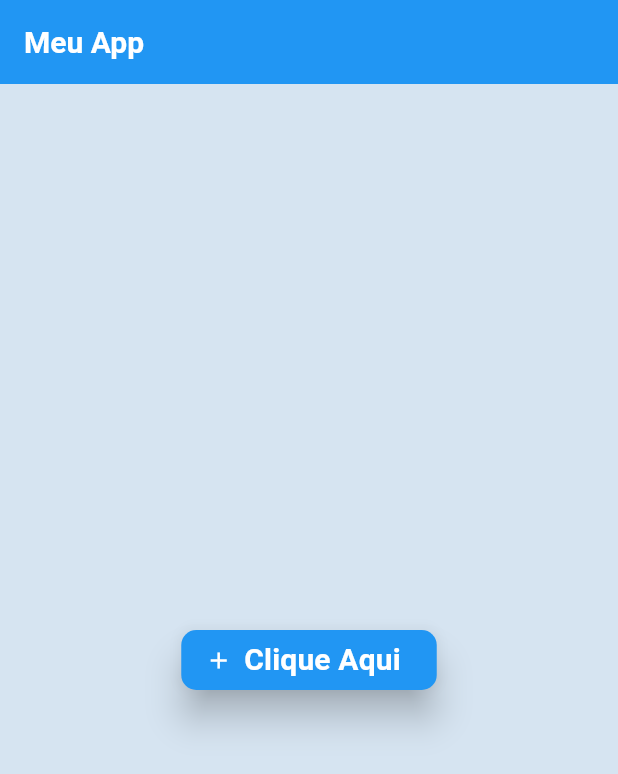
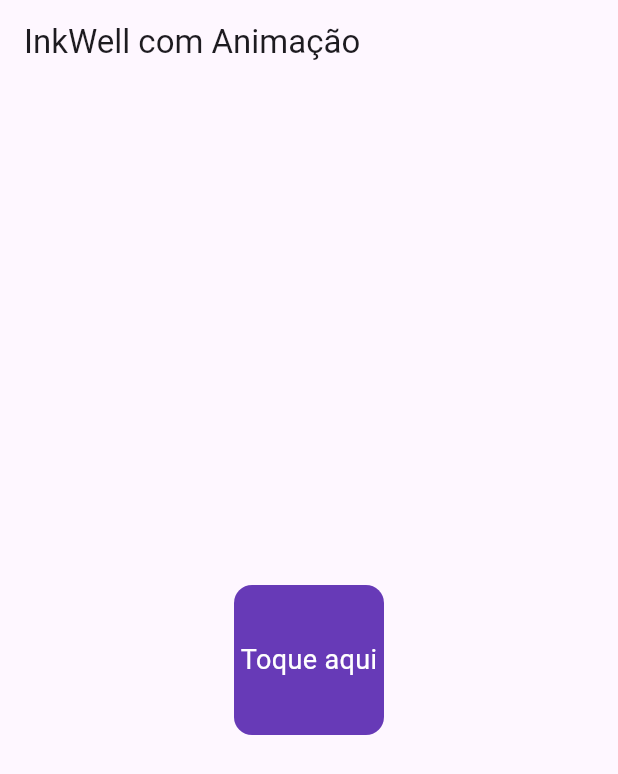
Before and after one commit to pedrohpguimaraes/codigosaula, a Flutter app: the screen it shows after launch, on a phone screen of 412 x 824 dp. Shown: the top 774 px of the screen. Run offline on Flutter 3.47's test engine with Material 3 defaults, Android fonts, the phone set to English and light mode, and no system bars; our stand-ins replace google_fonts; Roboto replaces fonts that are missing (Montserrat); project files that could hold a hidden picture were left out.

```diff
--- a/lib/app.dart
+++ b/lib/app.dart
@@ -1,5 +1,7 @@
 import 'package:flutter/material.dart';
-import 'package:myapp/presentation/pages/botoes/elevatedbutton/home_page2.dart';
+// import 'package:myapp/presentation/pages/botoes/elevatedbutton/home_page2.dart';
+// import 'package:myapp/presentation/pages/botoes/inkwell/home_page1.dart';
+import 'package:myapp/presentation/pages/botoes/inkwell/home_page2.dart';
 
 class MyApp extends StatelessWidget {
   const MyApp({super.key});
--- /dev/null
+++ b/lib/presentation/pages/botoes/inkwell/home_page1.dart
@@ -0,0 +1,42 @@
+import 'package:flutter/material.dart';
+import 'package:myapp/core/theme/colors.dart';
+import 'package:myapp/core/theme/text_styles.dart';
+
+class HomePage extends StatelessWidget {
+  const HomePage({super.key});
+
+  @override
+  Widget build(BuildContext context) {
+    return Scaffold(
+        backgroundColor:AppColors.backgroundColorScaffold,
+      appBar:  AppBar(
+       backgroundColor:  const Color.fromARGB(255, 0, 195, 255),
+        title: Text("InkWell - Exemplo 1",
+        style: TextStyles.appBarTitle,
+        ),
+        centerTitle: true,
+      ),
+
+      body: Center(
+        child: InkWell(
+          onTap: () {
+            ScaffoldMessenger.of(context).showSnackBar(
+              const SnackBar(content: Text('Você tocou no InkWell!')),
+            );
+          },
+          child: Container(
+            padding: const EdgeInsets.all(15),
+            decoration: BoxDecoration(
+              color: const Color.fromARGB(255, 0, 183, 255),
+              borderRadius: BorderRadius.circular(20),
+            ),
+            child: const Text(
+              'Clique aqui',
+              style: TextStyle(color: Colors.white, fontSize: 20),
+            ),
+          ),
+        ),
+      ),
+    );
+  }
+}
--- /dev/null
+++ b/lib/presentation/pages/botoes/inkwell/home_page2.dart
@@ -0,0 +1,65 @@
+import 'package:flutter/material.dart';
+
+void main() => runApp(const HomePage());
+
+class HomePage extends StatelessWidget {
+  const HomePage({super.key});
+
+  @override
+  Widget build(BuildContext context) {
+    return MaterialApp(
+      title: 'InkWell - Exemplo 1',
+      theme: ThemeData(primarySwatch: Colors.deepPurple),
+      home: const InkWellExampleHome(),
+    );
+  }
+}
+
+class InkWellExampleHome extends StatefulWidget {
+  const InkWellExampleHome({super.key});
+
+  @override
+  State<InkWellExampleHome> createState() => _InkWellExampleHomeState();
+}
+
+class _InkWellExampleHomeState extends State<InkWellExampleHome> {
+  double boxSize = 100;
+
+  @override
+  Widget build(BuildContext context) {
+    return Scaffold(
+      appBar: AppBar(
+        title: const Text('InkWell com Animação'),
+      ),
+      body: Center(
+        child: AnimatedContainer(
+          duration: const Duration(milliseconds: 300),
+          width: boxSize,
+          height: boxSize,
+          child: Material(
+            color: Colors.deepPurple,
+            borderRadius: BorderRadius.circular(12),
+            child: InkWell(
+              borderRadius: BorderRadius.circular(12),
+              splashColor: Colors.white24,
+              onTap: () {
+                setState(() {
+                  boxSize = boxSize == 100 ? 150 : 100;
+                });
+                ScaffoldMessenger.of(context).showSnackBar(
+                  const SnackBar(content: Text('InkWell ativado!')),
+                );
+              },
+              child: const Center(
+                child: Text(
+                  'Toque aqui',
+                  style: TextStyle(color: Colors.white, fontSize: 18),
+                ),
+              ),
+            ),
+          ),
+        ),
+      ),
+    );
+  }
+}
```
